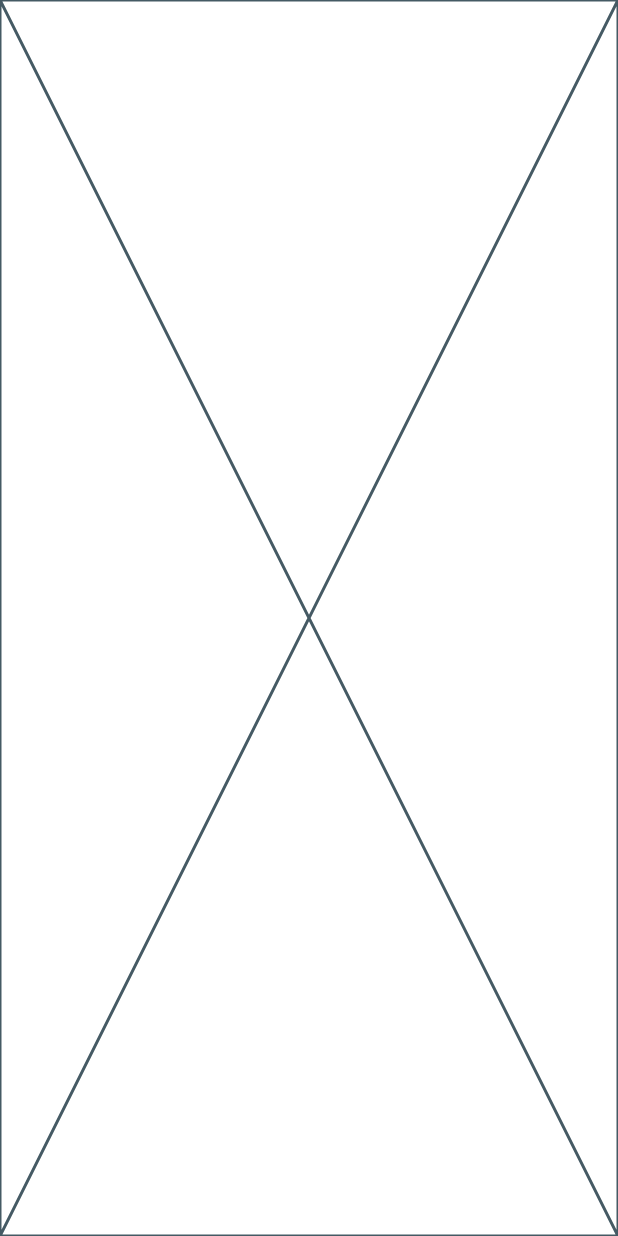
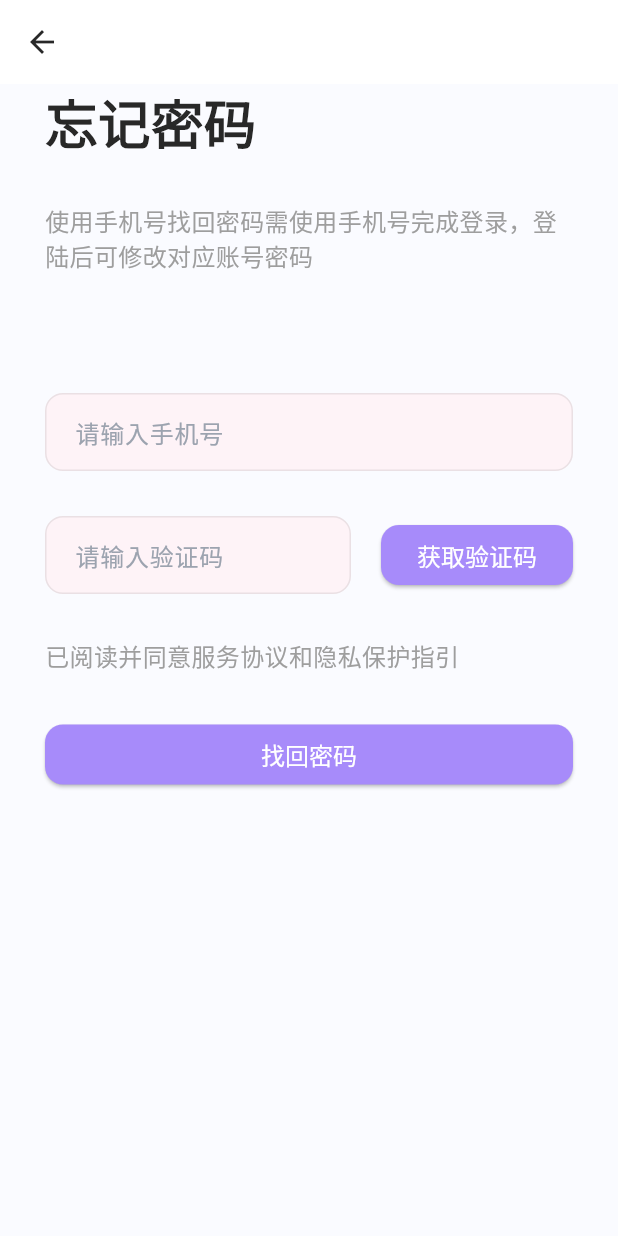
Before and after one commit to Gxx-star/instante_tale-flutter, a Flutter app: the screen it shows after launch, after a tap on "忘记密码", on a phone screen of 412 x 824 dp. Run offline on Flutter 3.47's test engine with Material 3 defaults, Android fonts, the phone set to English and light mode, and no system bars; our stand-ins replace dio, flutter_riverpod, flutter_secure_storage, go_router, isar; accounts and stored records are empty; generated files the repository leaves out were written again; Roboto replaces fonts that are missing (Inter).

Commit message:
新增找回密码页面

```diff
--- a/lib/ui/page/forget_password_page.dart
+++ b/lib/ui/page/forget_password_page.dart
@@ -1,11 +1,76 @@
 import 'package:flutter/cupertino.dart';
+import 'package:flutter/material.dart';
 import 'package:flutter_riverpod/flutter_riverpod.dart';
+import 'package:go_router/go_router.dart';
 import 'package:instant_tale/features/login/login_provider.dart';
 
 class ForgetPasswordPage extends ConsumerWidget{
+  late String _inputPhone = "";
+  late String _inputCode = "";
   @override
   Widget build(BuildContext context, WidgetRef ref) {
     final loginViewModel = ref.watch(loginViewModelProvider);
-    return const Placeholder();
+    return Scaffold(
+      appBar: AppBar(
+        leading: IconButton(
+            onPressed:(){
+            context.pop();
+        },
+        icon:Icon(Icons.arrow_back),
+        ),
+      ),
+      body: Column(
+        mainAxisSize: MainAxisSize.max,
+        crossAxisAlignment: CrossAxisAlignment.start,
+        children: [
+          Text(
+            "忘记密码",
+            style: TextStyle(fontSize: 35,fontWeight: FontWeight.bold),
+          ),
+          Text("使用手机号找回密码需使用手机号完成登录，登陆后可修改对应账号密码", style: TextStyle(color: Colors.grey)),
+          Padding(
+            padding: EdgeInsets.only(top: 50),
+            child: TextField(
+              onChanged: (value){
+                _inputPhone = value;
+              },
+              decoration: InputDecoration(hintText: "请输入手机号"),
+            ),
+          ),
+          Row(
+            mainAxisSize: MainAxisSize.min,
+            children: [
+              Expanded(
+                child: TextField(
+                  onChanged: (value) {
+                    _inputCode = value;
+                  },
+                  decoration: InputDecoration(hintText: "请输入验证码"),
+                ),
+              ),
+              Padding(
+                padding: EdgeInsets.only(left: 20),
+                child: ElevatedButton(
+                  onPressed: () {
+                    // 发送验证码
+                  },
+                  child: Text("获取验证码"),
+                ),
+              ),
+            ],
+          ),
+          Text("已阅读并同意服务协议和隐私保护指引", style: TextStyle(color: Colors.grey)),
+          Container(
+            width: double.infinity,
+            child: ElevatedButton(onPressed: (){}, child: Text("找回密码")),
+          ),
+        ].map((child) {
+          return Padding(
+            padding: EdgeInsets.only(left: 30, right: 30, bottom: 30),
+            child: child,
+          );
+        }).toList(),
+      ),
+    );
   }
 }
```
